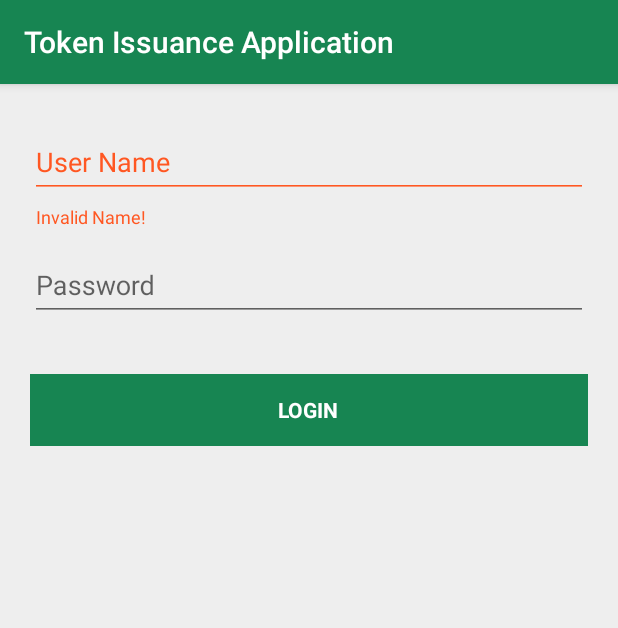
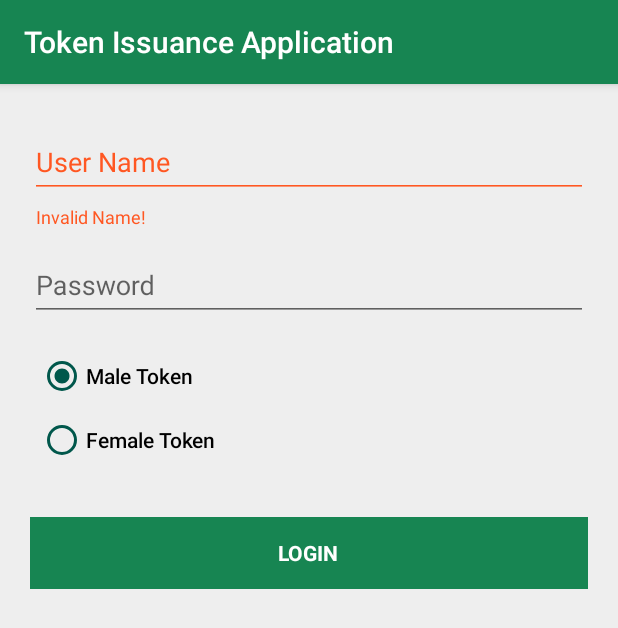
Before and after one commit to naeemark/TIA, an Android app: the screen it shows after launch (LoginActivity), after a tap on "LOGIN", on a phone screen of 412 x 824 dp. Shown: the top 628 px of the screen. Run offline under Robolectric (Android 15) with nearby library versions, the phone set to English and light mode, and no system bars; our stand-ins replace ButterKnife, Dagger/Hilt's generated code, Timber.

Commit message:
adds gender radios

```diff
--- a/app/src/main/java/com/zaeem/tia/features/login/presenter/impl/LoginPresenterImpl.java
+++ b/app/src/main/java/com/zaeem/tia/features/login/presenter/impl/LoginPresenterImpl.java
@@ -1,4 +1,6 @@
 package com.zaeem.tia.features.login.presenter.impl;
+
+import android.util.Log;
 
 import androidx.annotation.NonNull;
 
@@ -30,6 +32,7 @@ public final class LoginPresenterImpl extends BasePresenterImpl<LoginView> imple
     @Override
     public void onLoginClicked(User user) {
 
+        Log.e(user.getClass().getCanonicalName(), user.toString() );
     }
 
     private void launchNextActivity() {
--- a/app/src/main/java/com/zaeem/tia/features/login/view/impl/LoginActivity.java
+++ b/app/src/main/java/com/zaeem/tia/features/login/view/impl/LoginActivity.java
@@ -3,9 +3,11 @@ package com.zaeem.tia.features.login.view.impl;
 import android.content.Context;
 import android.content.Intent;
 import android.os.Bundle;
+import android.util.Log;
 import android.view.View;
 import android.view.inputmethod.InputMethodManager;
 import android.widget.EditText;
+import android.widget.RadioGroup;
 
 import androidx.annotation.NonNull;
 
@@ -42,6 +44,9 @@ public final class LoginActivity extends BaseActivity<LoginPresenter, LoginView>
 
     @BindView(R.id.input_password)
     protected EditText passwordEditText;
+
+    @BindView(R.id.radioGroup_gender)
+    protected RadioGroup radioGroupGender;
 
 
     @Override
@@ -96,10 +101,10 @@ public final class LoginActivity extends BaseActivity<LoginPresenter, LoginView>
 
     @OnClick(R.id.wrapper_clickable_login)
     public void onLoginClicked(){
-
         if(isValidContactInfo()) {
             assert mPresenter != null;
-            mPresenter.onLoginClicked(getContact());
+            User user = getUser();
+            mPresenter.onLoginClicked(user);
         }
     }
 
@@ -127,11 +132,12 @@ public final class LoginActivity extends BaseActivity<LoginPresenter, LoginView>
         }
     }
 
-    private User getContact() {
+    private User getUser() {
 
         return new User(
                 usernameEditText.getText().toString(),
-                passwordEditText.getText().toString()
+                passwordEditText.getText().toString(),
+                (String) findViewById(radioGroupGender.getCheckedRadioButtonId()).getTag()
         );
     }
 }
--- a/app/src/main/java/com/zaeem/tia/model/User.java
+++ b/app/src/main/java/com/zaeem/tia/model/User.java
@@ -6,10 +6,12 @@ public class User implements Serializable {
 
     private String username;
     private String password;
+    private String forGender;
 
-    public User(String username, String password) {
+    public User(String username, String password, String forGender) {
         this.username = username;
         this.password = password;
+        this.forGender = forGender;
     }
 
     @Override
@@ -17,6 +19,7 @@ public class User implements Serializable {
         return "User{" +
                 "username='" + username + '\'' +
                 "password='" + password + '\'' +
+                "forGender='" + forGender + '\'' +
                 '}';
     }
 }
--- a/app/src/main/res/layout/activity_login.xml
+++ b/app/src/main/res/layout/activity_login.xml
@@ -42,6 +42,34 @@
                     android:inputType="textPassword" />
             </com.google.android.material.textfield.TextInputLayout>
 
+            <RadioGroup
+                android:id="@+id/radioGroup_gender"
+                android:layout_width="match_parent"
+                android:checkedButton="@id/radio_male"
+                android:layout_marginTop="@dimen/margin_padding_average"
+                android:layout_height="wrap_content">
+
+                <RadioButton
+                    android:id="@+id/radio_male"
+                    android:layout_width="wrap_content"
+                    android:layout_height="wrap_content"
+                    android:layout_margin="@dimen/margin_padding_minimal"
+                    android:fontFamily="sans-serif-medium"
+                    android:buttonTint="@color/colorPrimaryDark"
+                    android:tag="Male"
+                    android:text="@string/label_male_token" />
+
+                <RadioButton
+                    android:id="@+id/radio_female"
+                    android:buttonTint="@color/colorPrimaryDark"
+                    android:layout_width="wrap_content"
+                    android:layout_height="wrap_content"
+                    android:layout_margin="@dimen/margin_padding_minimal"
+                    android:fontFamily="sans-serif-medium"
+                    android:tag="Female"
+                    android:text="@string/label_female_token" />
+            </RadioGroup>
+
 
             <FrameLayout
                 android:id="@+id/wrapper_clickable_login"
--- a/app/src/main/res/values/strings.xml
+++ b/app/src/main/res/values/strings.xml
@@ -17,4 +17,6 @@
     <string name="hint_username">User Name</string>
     <string name="hint_password">Password</string>
     <string name="app_name_full">Token Issuance Application</string>
+    <string name="label_male_token">Male Token</string>
+    <string name="label_female_token">Female Token</string>
 </resources>
```
